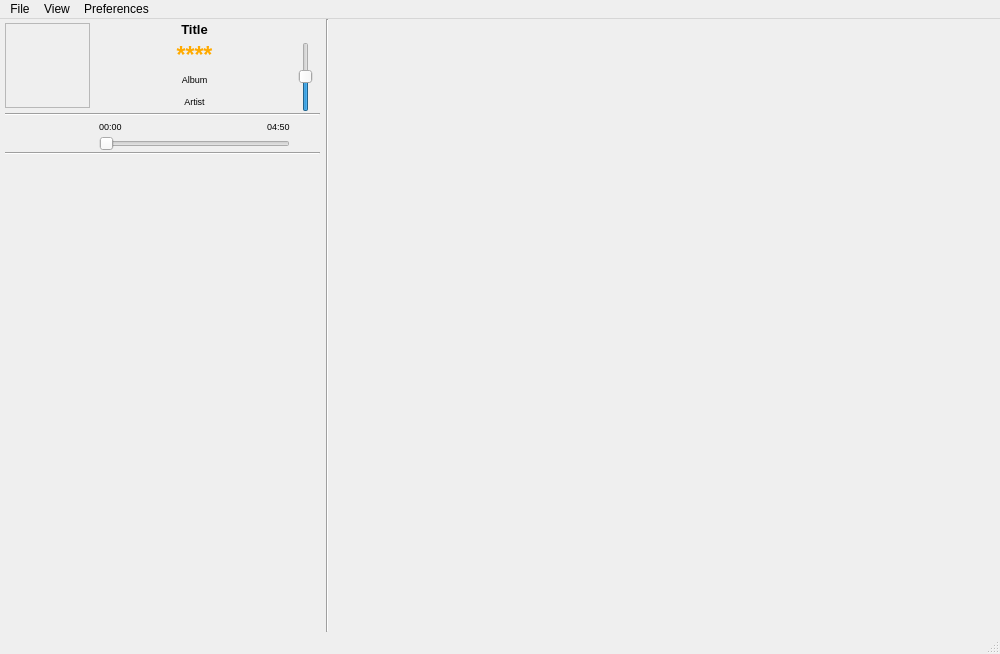
Before: the Qt Designer form trunk/GUI/GUI_Simpleplayer.ui in shahid334/sayonara-player, drawn with Qt 5.
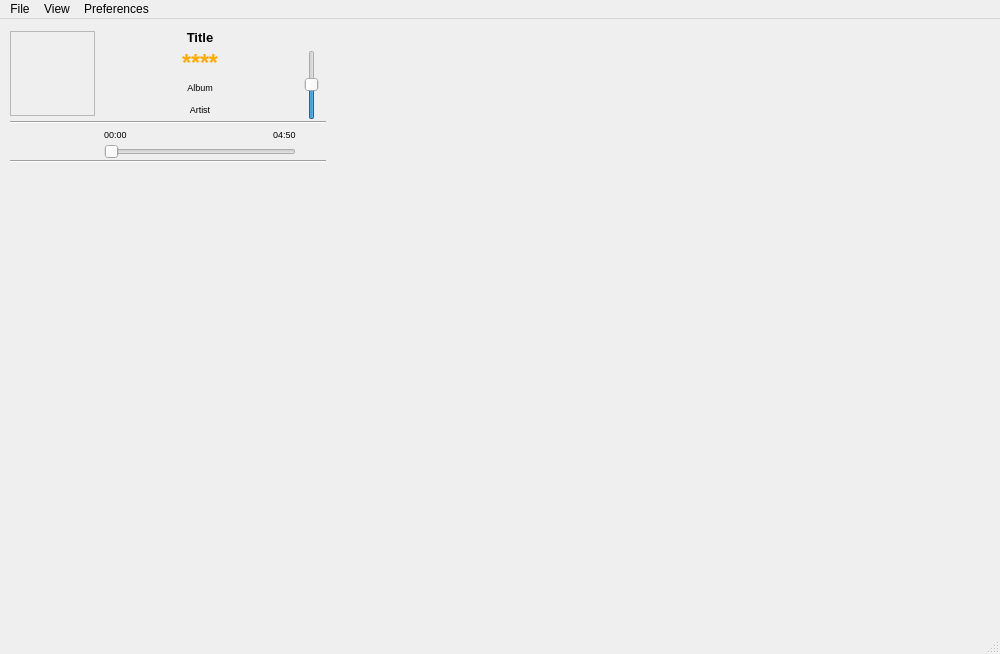
After: the same form once the commit is applied. Icons and pictures are not drawn.

Patch:
```diff
--- a/trunk/GUI/GUI_Simpleplayer.ui
+++ b/trunk/GUI/GUI_Simpleplayer.ui
@@ -47,10 +47,10 @@
    </property>
    <layout class="QGridLayout" name="gridLayout">
     <property name="leftMargin">
-     <number>5</number>
+     <number>10</number>
     </property>
     <property name="topMargin">
-     <number>0</number>
+     <number>8</number>
     </property>
     <property name="rightMargin">
      <number>0</number>
@@ -302,6 +302,9 @@
       <property name="alignment">
        <set>Qt::AlignCenter</set>
       </property>
+      <property name="wordWrap">
+       <bool>true</bool>
+      </property>
      </widget>
     </item>
     <item row="3" column="3" colspan="3">
@@ -329,6 +332,9 @@
       <property name="alignment">
        <set>Qt::AlignCenter</set>
       </property>
+      <property name="wordWrap">
+       <bool>true</bool>
+      </property>
       <property name="openExternalLinks">
        <bool>false</bool>
       </property>
@@ -532,14 +538,14 @@
         <rect>
          <x>0</x>
          <y>0</y>
-         <width>315</width>
-         <height>461</height>
+         <width>324</width>
+         <height>453</height>
         </rect>
        </property>
       </widget>
      </widget>
     </item>
-    <item row="0" column="8" rowspan="9">
+    <item row="0" column="7" rowspan="9">
      <widget class="QWidget" name="library_widget" native="true">
       <property name="sizePolicy">
        <sizepolicy hsizetype="Minimum" vsizetype="Expanding">
@@ -575,13 +581,6 @@
       </property>
      </widget>
     </item>
-    <item row="0" column="7" rowspan="9">
-     <widget class="Line" name="line_3">
-      <property name="orientation">
-       <enum>Qt::Vertical</enum>
-      </property>
-     </widget>
-    </item>
    </layout>
   </widget>
   <widget class="QMenuBar" name="menubar">
```
